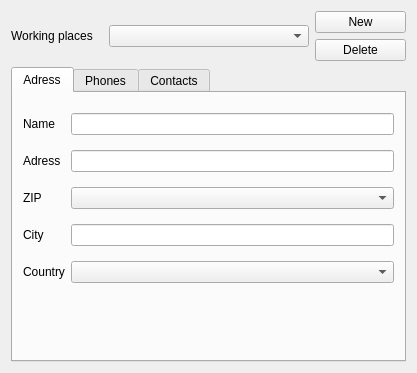
FreeHealth/freehealth, file plugins/accountplugin/preferences/sitespage.ui: the form before one commit.
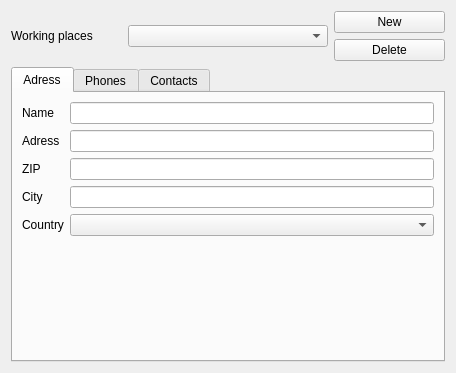
The form after the commit. The open tabs and pages were chosen to show the change. Custom widgets are drawn as their Qt base class.

What changed in the file:
```diff
--- a/plugins/accountplugin/preferences/sitespage.ui
+++ b/plugins/accountplugin/preferences/sitespage.ui
@@ -56,22 +56,13 @@
    <item row="1" column="0">
     <widget class="QTabWidget" name="tabWidget">
      <property name="currentIndex">
-      <number>0</number>
+      <number>2</number>
      </property>
      <widget class="QWidget" name="tabAdress">
       <attribute name="title">
        <string>Adress</string>
       </attribute>
-      <widget class="QWidget" name="layoutWidget">
-       <property name="geometry">
-        <rect>
-         <x>10</x>
-         <y>11</y>
-         <width>371</width>
-         <height>191</height>
-        </rect>
-       </property>
-       <layout class="QGridLayout" name="gridLayout_2">
+      <layout class="QFormLayout" name="formLayout">
         <item row="0" column="0">
          <widget class="QLabel" name="nameLabel">
           <property name="text">
@@ -82,17 +73,7 @@
           </property>
          </widget>
         </item>
-        <item row="0" column="2">
-         <widget class="QLineEdit" name="nameEdit">
-          <property name="minimumSize">
-           <size>
-            <width>200</width>
-            <height>0</height>
-           </size>
-          </property>
-         </widget>
-        </item>
-        <item row="1" column="0">
+       <item row="2" column="0">
          <widget class="QLabel" name="adressLabel">
           <property name="text">
            <string>Adress</string>
@@ -102,10 +83,17 @@
           </property>
          </widget>
         </item>
-        <item row="1" column="2">
-         <widget class="QLineEdit" name="adressEdit"/>
-        </item>
-        <item row="3" column="0">
+       <item row="4" column="0">
+        <widget class="QLabel" name="zipLabel">
+         <property name="text">
+          <string>ZIP</string>
+         </property>
+        </widget>
+       </item>
+       <item row="4" column="1">
+        <widget class="QLineEdit" name="zip"/>
+       </item>
+       <item row="5" column="0">
          <widget class="QLabel" name="cityLabel">
           <property name="text">
            <string>City</string>
@@ -115,10 +103,26 @@
           </property>
          </widget>
         </item>
-        <item row="3" column="2">
+       <item row="0" column="1">
+        <widget class="QLineEdit" name="nameEdit">
+         <property name="minimumSize">
+          <size>
+           <width>200</width>
+           <height>0</height>
+          </size>
+         </property>
+        </widget>
+       </item>
+       <item row="2" column="1">
+        <widget class="QLineEdit" name="adressEdit"/>
+       </item>
+       <item row="5" column="1">
          <widget class="QLineEdit" name="cityEdit"/>
         </item>
-        <item row="5" column="0">
+       <item row="6" column="1">
+        <widget class="Views::CountryComboBox" name="countryComboBox"/>
+       </item>
+       <item row="6" column="0">
          <widget class="QLabel" name="countryLabel">
           <property name="text">
            <string>Country</string>
@@ -128,39 +132,13 @@
           </property>
          </widget>
         </item>
-        <item row="5" column="2">
-         <widget class="QComboBox" name="countryComboBox"/>
-        </item>
-        <item row="2" column="0">
-         <widget class="QLabel" name="zipLabel">
-          <property name="text">
-           <string>ZIP</string>
-          </property>
-          <property name="buddy">
-           <cstring>zipComboBox</cstring>
-          </property>
-         </widget>
-        </item>
-        <item row="2" column="2">
-         <widget class="QComboBox" name="zipComboBox"/>
-        </item>
-       </layout>
-      </widget>
+      </layout>
      </widget>
      <widget class="QWidget" name="tabPhones">
       <attribute name="title">
        <string>Phones</string>
       </attribute>
-      <widget class="QWidget" name="layoutWidget">
-       <property name="geometry">
-        <rect>
-         <x>10</x>
-         <y>21</y>
-         <width>461</width>
-         <height>141</height>
-        </rect>
-       </property>
-       <layout class="QGridLayout" name="gridLayout_3">
+      <layout class="QFormLayout" name="formLayout_2">
         <item row="0" column="0">
          <widget class="QLabel" name="phoneLabel">
           <property name="text">
@@ -176,6 +154,12 @@
         </item>
         <item row="0" column="1">
          <widget class="QLineEdit" name="phoneEdit">
+         <property name="sizePolicy">
+          <sizepolicy hsizetype="Preferred" vsizetype="Fixed">
+           <horstretch>0</horstretch>
+           <verstretch>0</verstretch>
+          </sizepolicy>
+         </property>
           <property name="minimumSize">
            <size>
             <width>371</width>
@@ -218,7 +202,6 @@
         </item>
        </layout>
       </widget>
-     </widget>
      <widget class="QWidget" name="tabContacts">
       <attribute name="title">
        <string>Contacts</string>
@@ -229,7 +212,7 @@
          <x>28</x>
          <y>40</y>
          <width>430</width>
-         <height>71</height>
+         <height>47</height>
         </rect>
        </property>
        <layout class="QHBoxLayout" name="horizontalLayout">
@@ -260,6 +243,13 @@
    </item>
   </layout>
  </widget>
+ <customwidgets>
+  <customwidget>
+   <class>Views::CountryComboBox</class>
+   <extends>QComboBox</extends>
+   <header location="global">listviewplugin/countrycombobox.h</header>
+  </customwidget>
+ </customwidgets>
  <resources/>
  <connections/>
 </ui>
```
Lines whose indentation alone changed are shown as unchanged.
